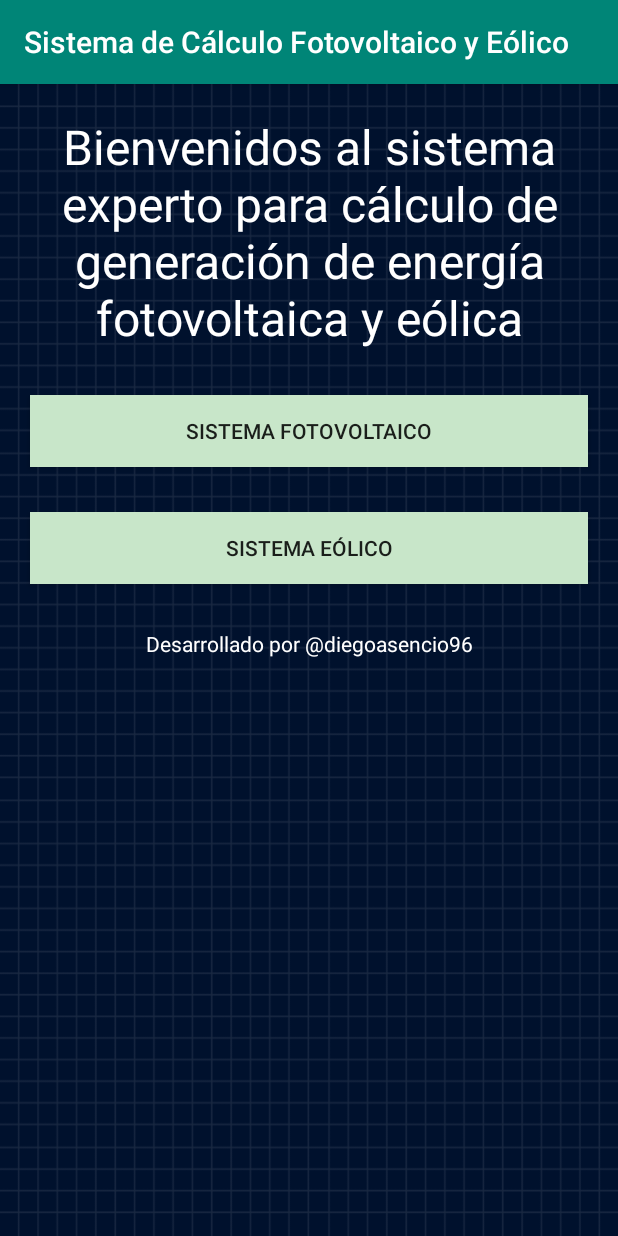
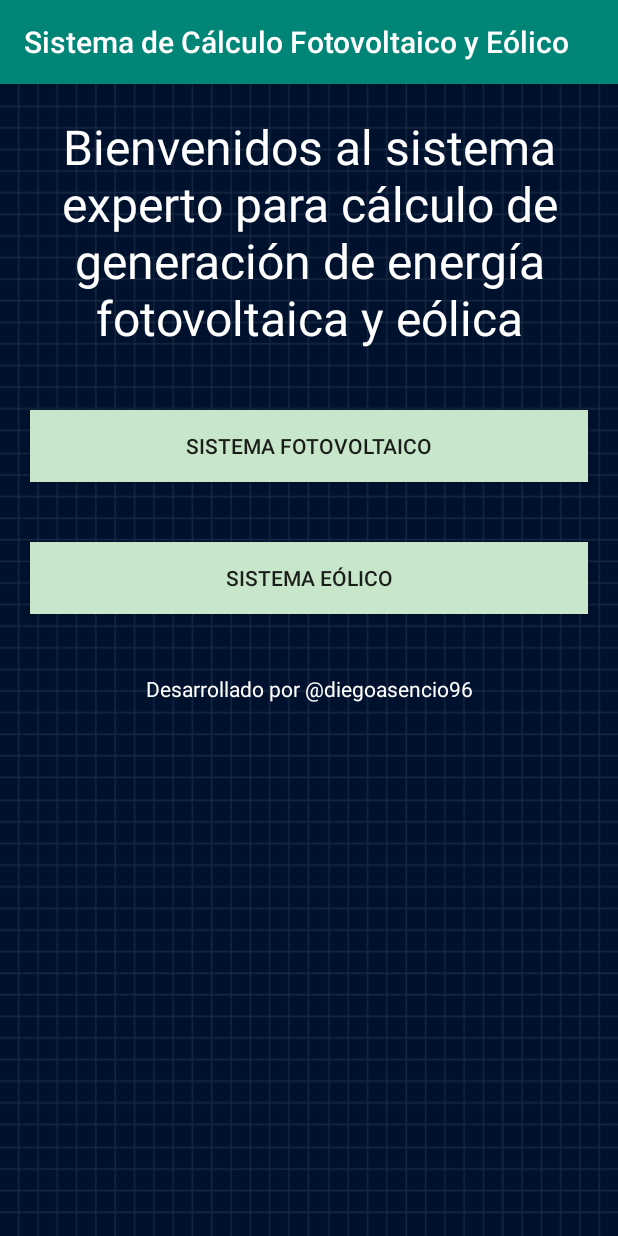
Before and after one commit to FelipeVelasquez1802/SCFE-android, an Android app: the screen it shows after launch (MenuPrincipal before the commit, MenuPrincipalActivity after it), on a phone screen of 412 x 824 dp. Run offline under Robolectric (Android 15) with nearby library versions, the phone set to English and light mode, and no system bars.

Commit message:
Se modifica componentes, se agregan estilos, se configura el splash, pero este debe ser modificado, ademas se agregan buenas practicas

```diff
--- a/SCFE/app/src/main/AndroidManifest.xml
+++ b/SCFE/app/src/main/AndroidManifest.xml
@@ -10,15 +10,19 @@
         android:supportsRtl="true"
         android:theme="@style/AppTheme">
         <activity android:name=".FormularioInterconectadoRed"></activity>
-        <activity android:name=".MenuFotovoltaica" />
-        <activity android:name=".MenuPrincipal" />
-        <activity android:name=".MainActivity">
+        <activity
+            android:name=".activities.MenuFotovoltaicaActivity"
+            android:parentActivityName=".activities.MenuPrincipalActivity"></activity>
+        <activity
+            android:name=".activities.MenuPrincipalActivity"
+            android:theme="@style/SplashTheme">
             <intent-filter>
                 <action android:name="android.intent.action.MAIN" />
 
                 <category android:name="android.intent.category.LAUNCHER" />
             </intent-filter>
         </activity>
+        <activity android:name=".MainActivity"></activity>
     </application>
 
 </manifest>
--- a/SCFE/app/src/main/java/com/diegoasencio/scfe/MainActivity.java
+++ b/SCFE/app/src/main/java/com/diegoasencio/scfe/MainActivity.java
@@ -4,6 +4,8 @@ import android.content.Intent;
 import android.os.Handler;
 import android.support.v7.app.AppCompatActivity;
 import android.os.Bundle;
+
+import com.diegoasencio.scfe.activities.MenuPrincipalActivity;
 
 public class MainActivity extends AppCompatActivity {
 
@@ -22,7 +24,7 @@ public class MainActivity extends AppCompatActivity {
             @Override
             public void run() {
                 /* Create an Intent that will start the Menu-Activity. */
-                Intent mainIntent = new Intent(MainActivity.this, MenuPrincipal.class);
+                Intent mainIntent = new Intent(MainActivity.this, MenuPrincipalActivity.class);
                 MainActivity.this.startActivity(mainIntent);
                 MainActivity.this.finish();
             }
--- a/SCFE/app/src/main/java/com/diegoasencio/scfe/MenuPrincipal.java
+++ /dev/null
@@ -1,32 +0,0 @@
-package com.diegoasencio.scfe;
-
-import android.content.Intent;
-import android.support.v7.app.AppCompatActivity;
-import android.os.Bundle;
-import android.view.View;
-import android.widget.Button;
-
-public class MenuPrincipal extends AppCompatActivity {
-
-    Button button_fotovoltaica;
-
-    @Override
-    protected void onCreate(Bundle savedInstanceState) {
-        super.onCreate(savedInstanceState);
-        setContentView(R.layout.activity_menu_principal);
-
-        button_fotovoltaica = (Button) findViewById(R.id.button_fotovoltaica);
-
-        button_fotovoltaica.setOnClickListener(new View.OnClickListener() {
-            @Override
-            public void onClick(View v) {
-                Intent mainIntent = new Intent(MenuPrincipal.this, MenuFotovoltaica.class);
-                MenuPrincipal.this.startActivity(mainIntent);
-                // MenuPrincipal.this.finish();
-            }
-        });
-
-    }
-
-
-}
--- a/SCFE/app/src/main/java/com/diegoasencio/scfe/MenuFotovoltaica.java
+++ b/SCFE/app/src/main/java/com/diegoasencio/scfe/activities/MenuFotovoltaicaActivity.java
@@ -1,4 +1,4 @@
-package com.diegoasencio.scfe;
+package com.diegoasencio.scfe.activities;
 
 import android.content.Intent;
 import android.support.v7.app.AppCompatActivity;
@@ -6,7 +6,10 @@ import android.os.Bundle;
 import android.view.View;
 import android.widget.Button;
 
-public class MenuFotovoltaica extends AppCompatActivity {
+import com.diegoasencio.scfe.FormularioInterconectadoRed;
+import com.diegoasencio.scfe.R;
+
+public class MenuFotovoltaicaActivity extends AppCompatActivity {
 
     Button button_interconectado_a_la_red;
 
@@ -20,9 +23,9 @@ public class MenuFotovoltaica extends AppCompatActivity {
         button_interconectado_a_la_red.setOnClickListener(new View.OnClickListener() {
             @Override
             public void onClick(View v) {
-                Intent mainIntent = new Intent(MenuFotovoltaica.this, FormularioInterconectadoRed.class);
-                MenuFotovoltaica.this.startActivity(mainIntent);
-                // MenuPrincipal.this.finish();
+                Intent mainIntent = new Intent(MenuFotovoltaicaActivity.this, FormularioInterconectadoRed.class);
+                MenuFotovoltaicaActivity.this.startActivity(mainIntent);
+                // MenuPrincipalActivity.this.finish();
             }
         });
 
--- /dev/null
+++ b/SCFE/app/src/main/java/com/diegoasencio/scfe/activities/MenuPrincipalActivity.java
@@ -0,0 +1,35 @@
+package com.diegoasencio.scfe.activities;
+
+import android.content.Intent;
+import android.support.v7.app.AppCompatActivity;
+import android.os.Bundle;
+import android.view.View;
+import android.widget.Button;
+
+import com.diegoasencio.scfe.R;
+
+public class MenuPrincipalActivity extends AppCompatActivity implements View.OnClickListener {
+
+    Button button_fotovoltaica;
+
+    @Override
+    protected void onCreate(Bundle savedInstanceState) {
+        setTheme(R.style.AppTheme);
+        super.onCreate(savedInstanceState);
+        setContentView(R.layout.activity_menu_principal);
+
+    }
+
+
+    @Override
+    public void onClick(View view) {
+        switch (view.getId()) {
+            case R.id.button_fotovoltaica:
+                Intent intent = new Intent(this, MenuFotovoltaicaActivity.class);
+                startActivity(intent);
+                break;
+            case R.id.button_eolico:
+                break;
+        }
+    }
+}
--- /dev/null
+++ b/SCFE/app/src/main/res/drawable/splash.xml
@@ -0,0 +1,13 @@
+<?xml version="1.0" encoding="utf-8"?>
+<layer-list xmlns:android="http://schemas.android.com/apk/res/android">
+    <item android:drawable="@android:color/white" />
+    <item
+        android:bottom="20dp"
+        android:left="20dp"
+        android:right="20dp"
+        android:top="20dp">
+        <bitmap
+            android:gravity="center"
+            android:src="@drawable/energy" />
+    </item>
+</layer-list>
--- a/SCFE/app/src/main/res/layout/activity_menu_fotovoltaica.xml
+++ b/SCFE/app/src/main/res/layout/activity_menu_fotovoltaica.xml
@@ -4,7 +4,7 @@
     xmlns:tools="http://schemas.android.com/tools"
     android:layout_width="match_parent"
     android:layout_height="match_parent"
-    tools:context=".MenuFotovoltaica">
+    tools:context=".activities.MenuFotovoltaicaActivity">
 
     <LinearLayout
         android:layout_width="match_parent"
--- a/SCFE/app/src/main/res/layout/activity_menu_principal.xml
+++ b/SCFE/app/src/main/res/layout/activity_menu_principal.xml
@@ -1,72 +1,35 @@
 <?xml version="1.0" encoding="utf-8"?>
-<android.support.constraint.ConstraintLayout xmlns:android="http://schemas.android.com/apk/res/android"
+<LinearLayout xmlns:android="http://schemas.android.com/apk/res/android"
     xmlns:app="http://schemas.android.com/apk/res-auto"
     xmlns:tools="http://schemas.android.com/tools"
     android:layout_width="match_parent"
     android:layout_height="match_parent"
-    tools:context=".MenuPrincipal">
-
-    <LinearLayout
-        android:layout_width="match_parent"
-        android:layout_height="match_parent"
     android:background="@drawable/background"
-        android:orientation="vertical">
+    android:orientation="vertical"
+    tools:context=".activities.MenuPrincipalActivity">
 
     <TextView
         android:id="@+id/textView3"
-            android:layout_width="wrap_content"
-            android:layout_height="wrap_content"
-            android:layout_marginStart="20sp"
-            android:layout_marginLeft="20sp"
-            android:layout_marginTop="20sp"
-            android:layout_marginEnd="20sp"
-            android:layout_marginRight="20sp"
-            android:layout_marginBottom="20sp"
+        style="@style/TextViewCustom.Title"
         android:text="Bienvenidos al sistema experto para cálculo de generación de energía fotovoltaica y eólica"
-            android:textAlignment="center"
-            android:textColor="@android:color/background_light"
-            android:textSize="32sp" />
+        android:textAlignment="center" />
 
     <Button
         android:id="@+id/button_fotovoltaica"
-            android:layout_width="match_parent"
-            android:layout_height="wrap_content"
-            android:layout_gravity="center_vertical"
-            android:layout_marginStart="20sp"
-            android:layout_marginLeft="20sp"
-            android:layout_marginTop="10sp"
-            android:layout_marginEnd="20sp"
-            android:layout_marginRight="20sp"
-            android:layout_marginBottom="20sp"
-            android:background="#C8E6C9"
-            android:text="Sistema Fotovoltaico" />
+        style="@style/ButtonCustom"
+        android:text="@string/sistema_fotovoltaico"
+        android:onClick="onClick"/>
 
     <Button
-            android:id="@+id/button4"
-            android:layout_width="match_parent"
-            android:layout_height="wrap_content"
-            android:layout_gravity="center_vertical"
-            android:layout_marginStart="20sp"
-            android:layout_marginLeft="20sp"
-            android:layout_marginTop="10sp"
-            android:layout_marginEnd="20sp"
-            android:layout_marginRight="20sp"
-            android:layout_marginBottom="20sp"
-            android:background="#C8E6C9"
-            android:text="Sistema Eólico" />
+        android:id="@+id/button_eolico"
+        style="@style/ButtonCustom"
+        android:text="@string/sistema_eolico" />
 
     <TextView
         android:id="@+id/textView"
-            android:layout_width="match_parent"
-            android:layout_height="wrap_content"
-            android:textAlignment="center"
-            android:layout_marginTop="10sp"
-            android:layout_marginBottom="10sp"
-            android:gravity="center"
-            android:textColor="#FFFFFF"
-            android:text="Desarrollado por @diegoasencio96" />
+        style="@style/TextViewCustom.TextFooter"
+        android:text="Desarrollado por @diegoasencio96"
+        android:textAlignment="center" />
+
 
 </LinearLayout>
-
-
-</android.support.constraint.ConstraintLayout>
--- a/SCFE/app/src/main/res/values/strings.xml
+++ b/SCFE/app/src/main/res/values/strings.xml
@@ -1,3 +1,5 @@
 <resources>
     <string name="app_name">Sistema de Cálculo Fotovoltaico y Eólico</string>
+    <string name="sistema_fotovoltaico">Sistema Fotovoltaico</string>
+    <string name="sistema_eolico">Sistema Eólico</string>
 </resources>
--- a/SCFE/app/src/main/res/values/styles.xml
+++ b/SCFE/app/src/main/res/values/styles.xml
@@ -8,4 +8,30 @@
         <item name="colorAccent">@color/colorAccent</item>
     </style>
 
+    <style name="SplashTheme" parent="AppTheme">
+        <item name="android:windowBackground">@drawable/splash</item>
+    </style>
+
+    <style name="ButtonCustom" parent="TextAppearance.AppCompat.Button">
+        <item name="android:layout_width">match_parent</item>
+        <item name="android:layout_height">wrap_content</item>
+        <item name="android:layout_margin">20dp</item>
+        <item name="android:background">#C8E6C9</item>
+    </style>
+
+    <style name="TextViewCustom">
+        <item name="android:layout_width">match_parent</item>
+        <item name="android:layout_height">wrap_content</item>
+        <item name="android:layout_margin">20dp</item>
+    </style>
+
+    <style name="TextViewCustom.Title">
+        <item name="android:textSize">32sp</item>
+        <item name="android:textColor">@android:color/white</item>
+    </style>
+
+    <style name="TextViewCustom.TextFooter">
+        <item name="android:textColor">@android:color/white</item>
+    </style>
+
 </resources>
--- a/SCFE/build.gradle
+++ b/SCFE/build.gradle
@@ -7,7 +7,7 @@ buildscript {
 
     }
     dependencies {
-        classpath 'com.android.tools.build:gradle:3.4.1'
+        classpath 'com.android.tools.build:gradle:3.4.2'
 
         // NOTE: Do not place your application dependencies here; they belong
         // in the individual module build.gradle files
```
Also changed, not shown: SCFE/app/src/main/res/drawable/background.png (renamed from SCFE/app/src/main/res/drawable-v24/background.png). Lines whose indentation alone changed are shown as unchanged.
